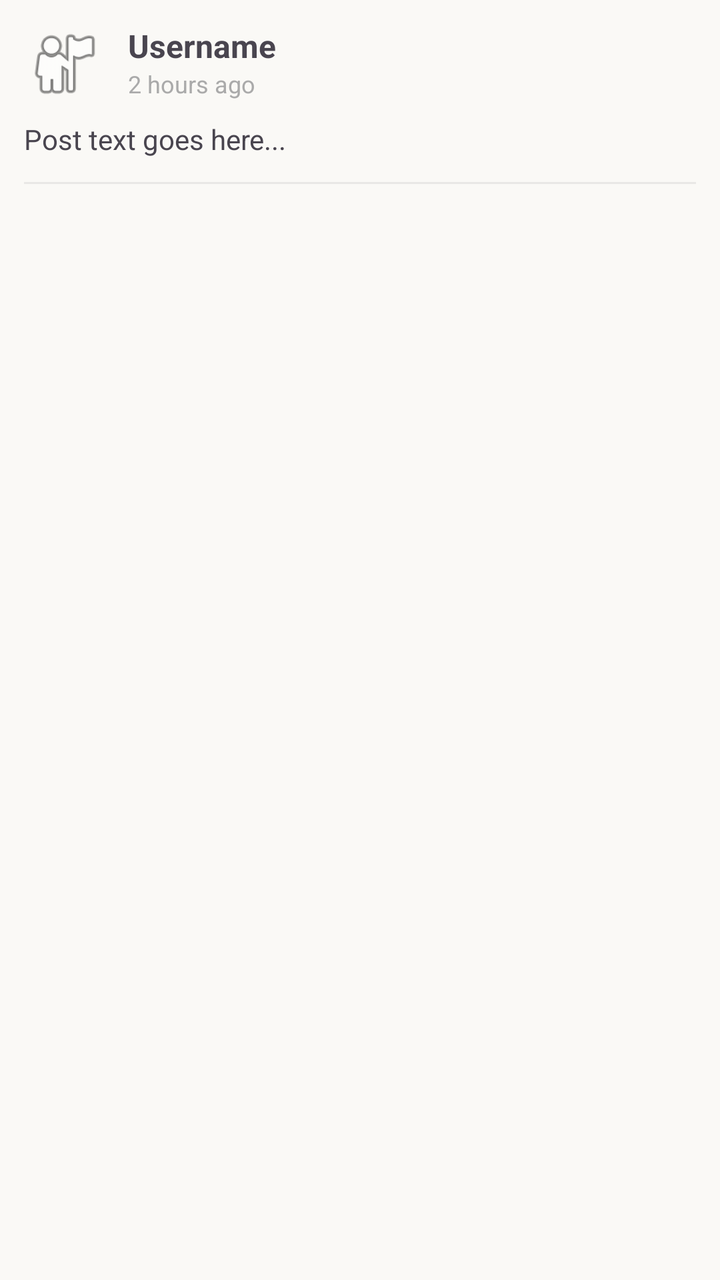
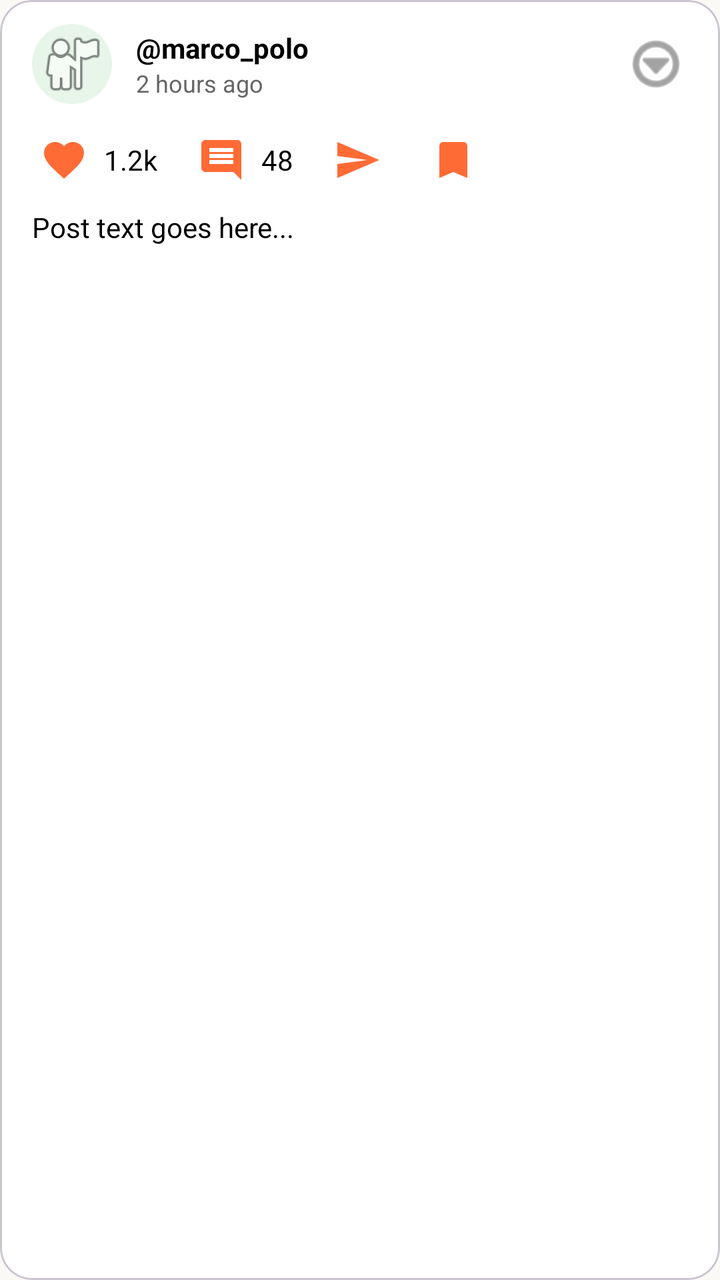

Screens rendered from an Android XML layout before and after an edit, with the pre-edit source and the edit as a unified diff.
<!-- AndroidManifest.xml: application theme Theme.TripTip_Yaron_and_Alon -->
<!-- res/layout/item_post.xml -->
<?xml version="1.0" encoding="utf-8"?>
<androidx.constraintlayout.widget.ConstraintLayout
    xmlns:android="http://schemas.android.com/apk/res/android"
    xmlns:app="http://schemas.android.com/apk/res-auto"
    android:layout_width="match_parent"
    android:layout_height="wrap_content"
    android:padding="12dp"
    android:background="?attr/selectableItemBackground"
    android:clickable="true"
    android:focusable="true">

    
    <ImageView
        android:id="@+id/ivUserProfile"
        android:layout_width="40dp"
        android:layout_height="40dp"
        android:src="@android:drawable/ic_menu_myplaces"
        android:scaleType="centerCrop"
        app:layout_constraintTop_toTopOf="parent"
        app:layout_constraintStart_toStartOf="parent" />

    
    <TextView
        android:id="@+id/tvUsername"
        android:layout_width="0dp"
        android:layout_height="wrap_content"
        android:text="Username"
        android:textStyle="bold"
        android:textSize="16sp"
        android:layout_marginStart="12dp"
        app:layout_constraintTop_toTopOf="@id/ivUserProfile"
        app:layout_constraintStart_toEndOf="@id/ivUserProfile"
        app:layout_constraintEnd_toEndOf="parent" />

    
    <TextView
        android:id="@+id/tvTimestamp"
        android:layout_width="wrap_content"
        android:layout_height="wrap_content"
        android:text="2 hours ago"
        android:textSize="12sp"
        android:textColor="@android:color/darker_gray"
        app:layout_constraintTop_toBottomOf="@id/tvUsername"
        app:layout_constraintStart_toStartOf="@id/tvUsername" />

    
    <TextView
        android:id="@+id/tvPostText"
        android:layout_width="0dp"
        android:layout_height="wrap_content"
        android:text="Post text goes here..."
        android:textSize="14sp"
        android:layout_marginTop="8dp"
        app:layout_constraintTop_toBottomOf="@id/ivUserProfile"
        app:layout_constraintStart_toStartOf="parent"
        app:layout_constraintEnd_toEndOf="parent" />

    
    <ImageView
        android:id="@+id/ivPostImage"
        android:layout_width="0dp"
        android:layout_height="200dp"
        android:scaleType="centerCrop"
        android:layout_marginTop="8dp"
        android:visibility="gone"
        app:layout_constraintTop_toBottomOf="@id/tvPostText"
        app:layout_constraintStart_toStartOf="parent"
        app:layout_constraintEnd_toEndOf="parent" />

    
    <TextView
        android:id="@+id/tvLocation"
        android:layout_width="wrap_content"
        android:layout_height="wrap_content"
        android:text="Location"
        android:textSize="12sp"
        android:textColor="@android:color/holo_blue_dark"
        android:layout_marginTop="4dp"
        android:visibility="gone"
        android:drawableStart="@android:drawable/ic_dialog_map"
        android:drawablePadding="4dp"
        app:layout_constraintTop_toBottomOf="@id/ivPostImage"
        app:layout_constraintStart_toStartOf="parent" />

    
    <View
        android:layout_width="0dp"
        android:layout_height="1dp"
        android:background="@android:color/darker_gray"
        android:layout_marginTop="12dp"
        android:alpha="0.2"
        app:layout_constraintTop_toBottomOf="@id/tvLocation"
        app:layout_constraintStart_toStartOf="parent"
        app:layout_constraintEnd_toEndOf="parent" />

</androidx.constraintlayout.widget.ConstraintLayout>
<!-- resources referenced by this layout -->
<resources>
  <color name="orange_primary">#FF6B35</color>
  <color name="orange_dark">#E55A2B</color>
  <color name="text_white">#FFFFFF</color>
  <color name="turquoise">#40E0D0</color>
  <color name="turquoise_dark">#2EB8A6</color>
  <color name="background_beige">#FAF9F6</color>
  <color name="background_white">#FFFFFF</color>
  <color name="text_primary">#000000</color>
  <color name="error">#F44336</color>
  <!-- unchanged entries left out for length: 1 -->
</resources>

<!-- the commit's change to res/layout/item_post.xml (unified diff, before → after) -->
@@ -1,96 +1,233 @@
 <?xml version="1.0" encoding="utf-8"?>
-<androidx.constraintlayout.widget.ConstraintLayout
+<com.google.android.material.card.MaterialCardView
     xmlns:android="http://schemas.android.com/apk/res/android"
     xmlns:app="http://schemas.android.com/apk/res-auto"
     android:layout_width="match_parent"
     android:layout_height="wrap_content"
-    android:padding="12dp"
-    android:background="?attr/selectableItemBackground"
+    android:layout_marginStart="8dp"
+    android:layout_marginEnd="8dp"
+    android:layout_marginTop="8dp"
+    android:layout_marginBottom="8dp"
+    app:cardCornerRadius="@dimen/corner_radius_large"
+    app:cardElevation="@dimen/card_elevation_small"
+    app:cardBackgroundColor="@color/background_white"
     android:clickable="true"
     android:focusable="true">
 
-    
-    <ImageView
-        android:id="@+id/ivUserProfile"
-        android:layout_width="40dp"
-        android:layout_height="40dp"
-        android:src="@android:drawable/ic_menu_myplaces"
-        android:scaleType="centerCrop"
-        app:layout_constraintTop_toTopOf="parent"
-        app:layout_constraintStart_toStartOf="parent" />
-
-    
-    <TextView
-        android:id="@+id/tvUsername"
-        android:layout_width="0dp"
-        android:layout_height="wrap_content"
-        android:text="Username"
-        android:textStyle="bold"
-        android:textSize="16sp"
-        android:layout_marginStart="12dp"
-        app:layout_constraintTop_toTopOf="@id/ivUserProfile"
-        app:layout_constraintStart_toEndOf="@id/ivUserProfile"
-        app:layout_constraintEnd_toEndOf="parent" />
-
-    
-    <TextView
-        android:id="@+id/tvTimestamp"
-        android:layout_width="wrap_content"
-        android:layout_height="wrap_content"
-        android:text="2 hours ago"
-        android:textSize="12sp"
-        android:textColor="@android:color/darker_gray"
-        app:layout_constraintTop_toBottomOf="@id/tvUsername"
-        app:layout_constraintStart_toStartOf="@id/tvUsername" />
-
-    
-    <TextView
-        android:id="@+id/tvPostText"
-        android:layout_width="0dp"
-        android:layout_height="wrap_content"
-        android:text="Post text goes here..."
-        android:textSize="14sp"
-        android:layout_marginTop="8dp"
-        app:layout_constraintTop_toBottomOf="@id/ivUserProfile"
-        app:layout_constraintStart_toStartOf="parent"
-        app:layout_constraintEnd_toEndOf="parent" />
-
-    
-    <ImageView
-        android:id="@+id/ivPostImage"
-        android:layout_width="0dp"
-        android:layout_height="200dp"
-        android:scaleType="centerCrop"
-        android:layout_marginTop="8dp"
-        android:visibility="gone"
-        app:layout_constraintTop_toBottomOf="@id/tvPostText"
-        app:layout_constraintStart_toStartOf="parent"
-        app:layout_constraintEnd_toEndOf="parent" />
-
-    
-    <TextView
-        android:id="@+id/tvLocation"
-        android:layout_width="wrap_content"
-        android:layout_height="wrap_content"
-        android:text="Location"
-        android:textSize="12sp"
-        android:textColor="@android:color/holo_blue_dark"
-        android:layout_marginTop="4dp"
-        android:visibility="gone"
-        android:drawableStart="@android:drawable/ic_dialog_map"
-        android:drawablePadding="4dp"
-        app:layout_constraintTop_toBottomOf="@id/ivPostImage"
-        app:layout_constraintStart_toStartOf="parent" />
-
-    
-    <View
-        android:layout_width="0dp"
-        android:layout_height="1dp"
-        android:background="@android:color/darker_gray"
-        android:layout_marginTop="12dp"
-        android:alpha="0.2"
-        app:layout_constraintTop_toBottomOf="@id/tvLocation"
-        app:layout_constraintStart_toStartOf="parent"
-        app:layout_constraintEnd_toEndOf="parent" />
-
-</androidx.constraintlayout.widget.ConstraintLayout>
+    <androidx.constraintlayout.widget.ConstraintLayout
+        android:layout_width="match_parent"
+        android:layout_height="wrap_content">
+
+        
+        <LinearLayout
+            android:id="@+id/userInfoRow"
+            android:layout_width="0dp"
+            android:layout_height="wrap_content"
+            android:orientation="horizontal"
+            android:gravity="center_vertical"
+            android:paddingStart="16dp"
+            android:paddingEnd="16dp"
+            android:paddingTop="12dp"
+            app:layout_constraintTop_toTopOf="parent"
+            app:layout_constraintStart_toStartOf="parent"
+            app:layout_constraintEnd_toEndOf="parent">
+
+            
+            <ImageView
+                android:id="@+id/ivUserProfile"
+                android:layout_width="40dp"
+                android:layout_height="40dp"
+                android:src="@android:drawable/ic_menu_myplaces"
+                android:scaleType="centerCrop"
+                android:background="@drawable/profile_circle_background"
+                android:padding="2dp" />
+
+            
+            <LinearLayout
+                android:layout_width="0dp"
+                android:layout_height="wrap_content"
+                android:layout_weight="1"
+                android:orientation="vertical"
+                android:layout_marginStart="12dp">
+
+                <TextView
+                    android:id="@+id/tvUsername"
+                    android:layout_width="wrap_content"
+                    android:layout_height="wrap_content"
+                    android:text="@marco_polo"
+                    android:textStyle="bold"
+                    android:textSize="14sp"
+                    android:textColor="@color/text_primary" />
+
+                <TextView
+                    android:id="@+id/tvTimestamp"
+                    android:layout_width="wrap_content"
+                    android:layout_height="wrap_content"
+                    android:text="2 hours ago"
+                    android:textSize="12sp"
+                    android:textColor="@color/text_secondary" />
+            </LinearLayout>
+
+            
+            <ImageButton
+                android:id="@+id/btnMenu"
+                android:layout_width="32dp"
+                android:layout_height="32dp"
+                android:src="@android:drawable/ic_menu_more"
+                android:background="?attr/selectableItemBackgroundBorderless"
+                android:contentDescription="@string/more_options"
+                android:tint="@color/text_secondary" />
+
+        </LinearLayout>
+
+        
+        <ImageView
+            android:id="@+id/ivPostImage"
+            android:layout_width="0dp"
+            android:layout_height="300dp"
+            android:scaleType="centerCrop"
+            android:background="@color/background_light"
+            android:visibility="gone"
+            app:layout_constraintTop_toBottomOf="@id/userInfoRow"
+            app:layout_constraintStart_toStartOf="parent"
+            app:layout_constraintEnd_toEndOf="parent" />
+
+        
+        <com.google.android.material.card.MaterialCardView
+            android:id="@+id/locationTag"
+            android:layout_width="wrap_content"
+            android:layout_height="wrap_content"
+            android:layout_marginStart="16dp"
+            android:layout_marginTop="16dp"
+            android:visibility="gone"
+            app:cardCornerRadius="16dp"
+            app:cardBackgroundColor="@color/turquoise"
+            app:cardElevation="0dp"
+            app:layout_constraintTop_toTopOf="@id/ivPostImage"
+            app:layout_constraintStart_toStartOf="@id/ivPostImage">
+
+            <LinearLayout
+                android:layout_width="wrap_content"
+                android:layout_height="wrap_content"
+                android:orientation="horizontal"
+                android:gravity="center_vertical"
+                android:paddingStart="12dp"
+                android:paddingEnd="12dp"
+                android:paddingTop="6dp"
+                android:paddingBottom="6dp">
+
+                <ImageView
+                    android:layout_width="16dp"
+                    android:layout_height="16dp"
+                    android:src="@drawable/ic_location_pin"
+                    android:tint="@color/text_white" />
+
+                <TextView
+                    android:id="@+id/tvLocation"
+                    android:layout_width="wrap_content"
+                    android:layout_height="wrap_content"
+                    android:text="Turquoise, Greece"
+                    android:textSize="12sp"
+                    android:textColor="@color/text_white"
+                    android:textStyle="bold"
+                    android:layout_marginStart="6dp" />
+            </LinearLayout>
+        </com.google.android.material.card.MaterialCardView>
+
+        
+        <LinearLayout
+            android:id="@+id/engagementRow"
+            android:layout_width="0dp"
+            android:layout_height="wrap_content"
+            android:orientation="horizontal"
+            android:gravity="center_vertical"
+            android:paddingStart="16dp"
+            android:paddingEnd="16dp"
+            android:paddingTop="12dp"
+            android:paddingBottom="8dp"
+            app:layout_constraintTop_toBottomOf="@id/ivPostImage"
+            app:layout_constraintStart_toStartOf="parent"
+            app:layout_constraintEnd_toEndOf="parent">
+
+            
+            <ImageButton
+                android:id="@+id/btnLike"
+                android:layout_width="32dp"
+                android:layout_height="32dp"
+                android:src="@drawable/ic_heart"
+                android:background="?attr/selectableItemBackgroundBorderless"
+                android:contentDescription="@string/like"
+                android:tint="@color/orange_primary" />
+
+            <TextView
+                android:id="@+id/tvLikeCount"
+                android:layout_width="wrap_content"
+                android:layout_height="wrap_content"
+                android:text="1.2k"
+                android:textSize="14sp"
+                android:textColor="@color/text_primary"
+                android:layout_marginStart="4dp"
+                android:layout_marginEnd="16dp" />
+
+            
+            <ImageButton
+                android:id="@+id/btnComment"
+                android:layout_width="32dp"
+                android:layout_height="32dp"
+                android:src="@drawable/ic_comment"
+                android:background="?attr/selectableItemBackgroundBorderless"
+                android:contentDescription="@string/comments"
+                android:tint="@color/orange_primary" />
+
+            <TextView
+                android:id="@+id/tvCommentCount"
+                android:layout_width="wrap_content"
+                android:layout_height="wrap_content"
+                android:text="48"
+                android:textSize="14sp"
+                android:textColor="@color/text_primary"
+                android:layout_marginStart="4dp"
+                android:layout_marginEnd="16dp" />
+
+            
+            <ImageButton
+                android:id="@+id/btnShare"
+                android:layout_width="32dp"
+                android:layout_height="32dp"
+                android:src="@drawable/ic_paper_airplane"
+                android:background="?attr/selectableItemBackgroundBorderless"
+                android:contentDescription="@string/share"
+                android:tint="@color/orange_primary"
+                android:layout_marginEnd="16dp" />
+
+            
+            <ImageButton
+                android:id="@+id/btnBookmark"
+                android:layout_width="32dp"
+                android:layout_height="32dp"
+                android:src="@drawable/ic_bookmark"
+                android:background="?attr/selectableItemBackgroundBorderless"
+                android:contentDescription="@string/bookmark"
+                android:tint="@color/orange_primary"
+                android:layout_marginStart="auto" />
+
+        </LinearLayout>
+
+        
+        <TextView
+            android:id="@+id/tvPostText"
+            android:layout_width="0dp"
+            android:layout_height="wrap_content"
+            android:text="Post text goes here..."
+            android:textSize="14sp"
+            android:textColor="@color/text_primary"
+            android:paddingStart="16dp"
+            android:paddingEnd="16dp"
+            android:paddingBottom="16dp"
+            app:layout_constraintTop_toBottomOf="@id/engagementRow"
+            app:layout_constraintStart_toStartOf="parent"
+            app:layout_constraintEnd_toEndOf="parent" />
+
+    </androidx.constraintlayout.widget.ConstraintLayout>
+
+</com.google.android.material.card.MaterialCardView>
<!-- resource entries referenced after the edit -->
@@ -1,13 +1,77 @@
 <!-- resources referenced by this layout -->
 <resources>
+  <color name="background_light">#F5F5F5</color>
   <color name="orange_primary">#FF6B35</color>
   <color name="orange_dark">#E55A2B</color>
   <color name="text_white">#FFFFFF</color>
   <color name="turquoise">#40E0D0</color>
+  <dimen name="corner_radius_large">16dp</dimen>
+  <!-- drawable ic_bookmark (drawable) -->
+  <vector xmlns:android="http://schemas.android.com/apk/res/android"
+      android:width="24dp"
+      android:height="24dp"
+      android:viewportWidth="24"
+      android:viewportHeight="24">
+      <path
+          android:fillColor="#FF000000"
+          android:pathData="M17,3H7c-1.1,0 -2,0.9 -2,2v16l7,-3 7,3V5c0,-1.1 -0.9,-2 -2,-2z"/>
+  </vector>
+  <!-- drawable ic_comment (drawable) -->
+  <vector xmlns:android="http://schemas.android.com/apk/res/android"
+      android:width="24dp"
+      android:height="24dp"
+      android:viewportWidth="24"
+      android:viewportHeight="24">
+      <path
+          android:fillColor="#FF000000"
+          android:pathData="M21.99,4c0,-1.1 -0.89,-2 -2,-2H4c-1.1,0 -2,0.9 -2,2v12c0,1.1 0.9,2 2,2h14l4,4 -0.01,-18zM18,14H6v-2h12v2zM18,11H6V9h12v2zM18,8H6V6h12v2z"/>
+  </vector>
+  <!-- drawable ic_heart (drawable) -->
+  <vector xmlns:android="http://schemas.android.com/apk/res/android"
+      android:width="24dp"
+      android:height="24dp"
+      android:viewportWidth="24"
+      android:viewportHeight="24">
+      <path
+          android:fillColor="#FF000000"
+          android:pathData="M12,21.35l-1.45,-1.32C5.4,15.36 2,12.28 2,8.5 2,5.42 4.42,3 7.5,3c1.74,0 3.41,0.81 4.5,2.09C13.09,3.81 14.76,3 16.5,3 19.58,3 22,5.42 22,8.5c0,3.78 -3.4,6.86 -8.55,11.54L12,21.35z"/>
+  </vector>
+  <!-- drawable ic_location_pin (drawable) -->
+  <vector xmlns:android="http://schemas.android.com/apk/res/android"
+      android:width="24dp"
+      android:height="24dp"
+      android:viewportWidth="24"
+      android:viewportHeight="24">
+      <path
+          android:fillColor="#FF000000"
+          android:pathData="M12,2C8.13,2 5,5.13 5,9c0,5.25 7,13 7,13s7,-7.75 7,-13c0,-3.87 -3.13,-7 -7,-7zM12,11.5c-1.38,0 -2.5,-1.12 -2.5,-2.5s1.12,-2.5 2.5,-2.5 2.5,1.12 2.5,2.5 -1.12,2.5 -2.5,2.5z"/>
+  </vector>
+  <!-- drawable ic_paper_airplane (drawable) -->
+  <vector xmlns:android="http://schemas.android.com/apk/res/android"
+      android:width="24dp"
+      android:height="24dp"
+      android:viewportWidth="24"
+      android:viewportHeight="24">
+      <path
+          android:fillColor="#FF000000"
+          android:pathData="M2.01,21L23,12 2.01,3 2,10l15,2 -15,2z"/>
+  </vector>
+  <!-- drawable profile_circle_background (drawable) -->
+  <?xml version="1.0" encoding="utf-8"?>
+  <shape xmlns:android="http://schemas.android.com/apk/res/android"
+      android:shape="oval">
+      <solid android:color="#E8F5E9" />
+  </shape>
+  <string name="bookmark">Bookmark</string>
+  <string name="comments">Comments</string>
+  <string name="like">Like</string>
+  <string name="more_options">More options</string>
+  <string name="share">Share</string>
   <color name="turquoise_dark">#2EB8A6</color>
   <color name="background_beige">#FAF9F6</color>
   <color name="background_white">#FFFFFF</color>
   <color name="text_primary">#000000</color>
+  <color name="text_secondary">#666666</color>
   <color name="error">#F44336</color>
   <!-- unchanged entries left out for length: 1 -->
 </resources>
